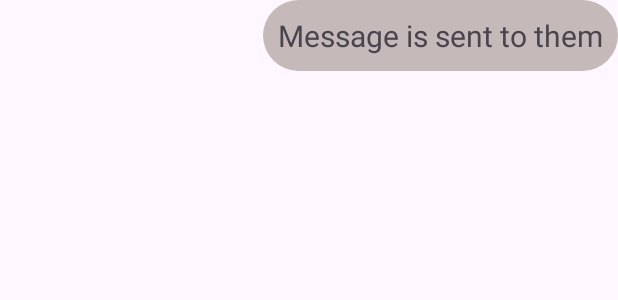
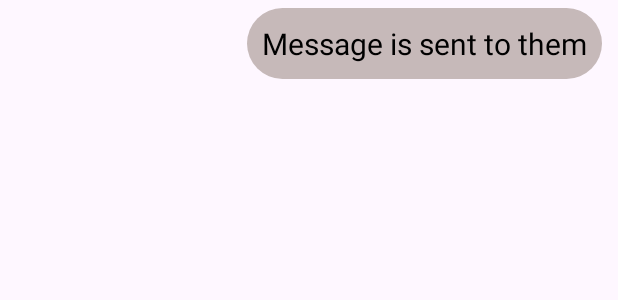
Before and after one commit to devansh-dek/Unify, an Android app: the layout sentmessage.xml on its own in the app's theme, with its tools: preview values and no code run, on a phone screen of 412 x 824 dp. Shown: the top 300 px of the screen. Run offline under Robolectric (Android 15) with nearby library versions, the light colour scheme and no system bars; Roboto replaces fonts that are not available here.

Commit message:
Chat Message changed

```diff
--- a/app/src/main/res/layout/receivemessage.xml
+++ b/app/src/main/res/layout/receivemessage.xml
@@ -10,6 +10,7 @@
         android:layout_height="wrap_content"
         android:background="@drawable/messagereceivecstm"
         android:padding="10dp"
+        android:textColor="@color/black"
         android:text="Message is sent to Me"
         android:textSize="20dp"
         app:layout_constraintStart_toStartOf="parent"
--- a/app/src/main/res/layout/sentmessage.xml
+++ b/app/src/main/res/layout/sentmessage.xml
@@ -2,6 +2,7 @@
 <androidx.constraintlayout.widget.ConstraintLayout xmlns:android="http://schemas.android.com/apk/res/android"
     xmlns:app="http://schemas.android.com/apk/res-auto"
     android:layout_width="match_parent"
+    android:layout_marginHorizontal="5dp"
              android:layout_height="wrap_content">
 
     <TextView
@@ -9,6 +10,8 @@
         android:layout_width="wrap_content"
         android:layout_height="wrap_content"
         android:textSize="20dp"
+        android:layout_margin="5dp"
+        android:textColor="@color/black"
         android:padding="10dp"
         android:background="@drawable/messagesentcstm"
         android:text="Message is sent to them"
```
Also changed, not shown: app/src/main/AndroidManifest.xml (+4 -4 lines).
